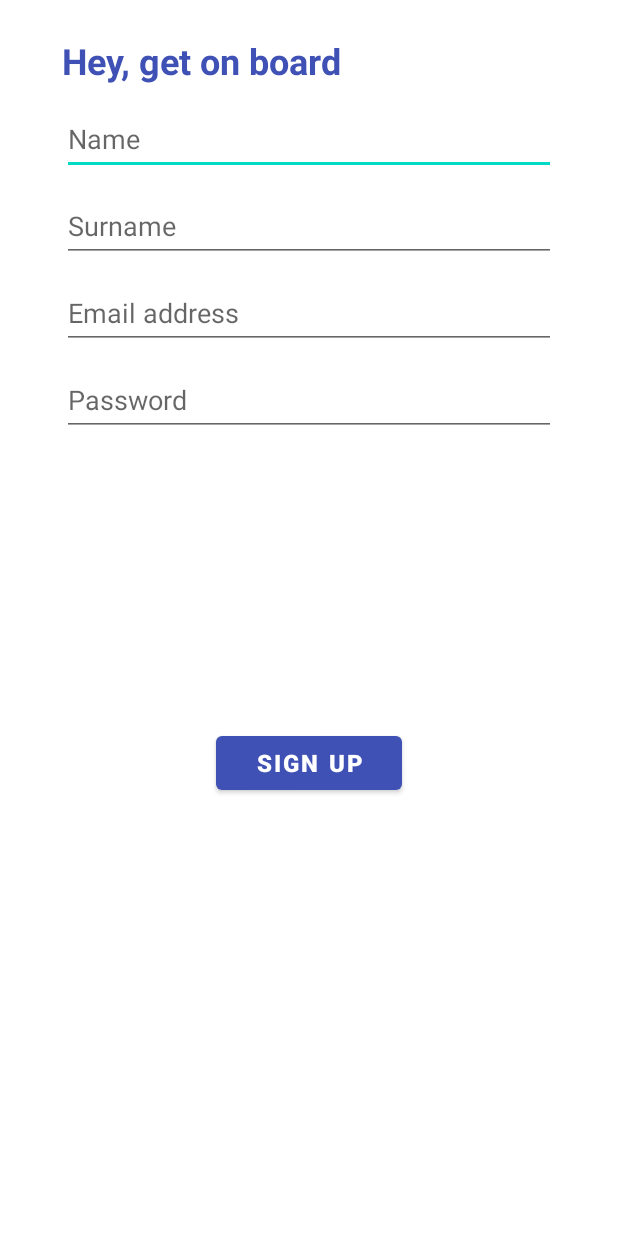
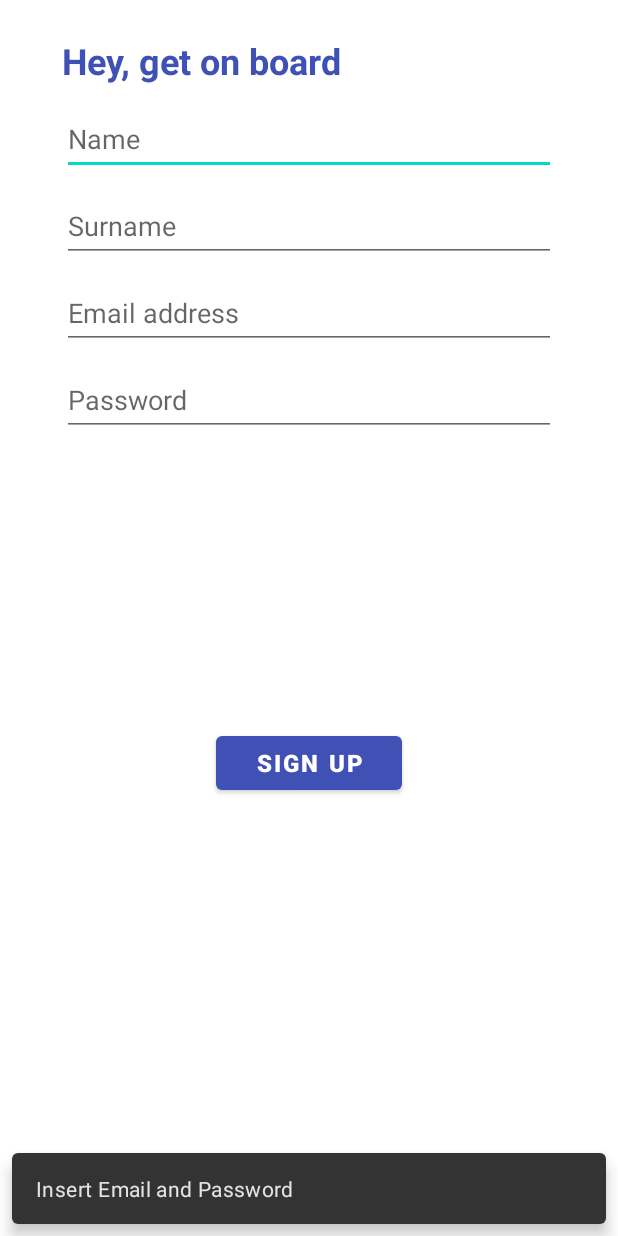
Before and after one commit to contug/G-UP, an Android app: the fragment RegisterFragment shown on its own in the app's theme, after a tap on "SIGN UP", on a phone screen of 412 x 824 dp. Run offline under Robolectric (Android 15) with nearby library versions, the phone set to English and light mode, and no system bars; our stand-ins replace Firebase (no records; nobody signed in at launch, a user with empty details on screens opened directly); 4 statements that could not run were skipped.

Commit message:
Complete Authentication with Email implementation
Completed signInWithEmail and signUpWithEmail logic.

```diff
--- a/app/src/main/AndroidManifest.xml
+++ b/app/src/main/AndroidManifest.xml
@@ -24,7 +24,8 @@
 
         <activity
             android:name=".ui.authentication.AuthenticationActivity"
-            android:exported="false"/>
+            android:exported="false"
+            android:noHistory="true"/>
 
         <activity
             android:name=".ui.main.CreateGroupActivity"
--- a/app/src/main/java/it/unimib/gup/ui/authentication/AuthenticationActivity.java
+++ b/app/src/main/java/it/unimib/gup/ui/authentication/AuthenticationActivity.java
@@ -68,8 +68,6 @@ public class AuthenticationActivity extends AppCompatActivity {
         google.animate().translationY(0).alpha(1).setDuration(1000).setStartDelay(300).start();
         twitter.animate().translationY(0).alpha(1).setDuration(1000).setStartDelay(400).start();
 
-
-
     }
 
 
--- a/app/src/main/java/it/unimib/gup/ui/authentication/RegisterFragment.java
+++ b/app/src/main/java/it/unimib/gup/ui/authentication/RegisterFragment.java
@@ -7,7 +7,6 @@ import androidx.annotation.Nullable;
 import androidx.fragment.app.Fragment;
 import androidx.lifecycle.Observer;
 import androidx.lifecycle.ViewModelProvider;
-import androidx.navigation.Navigation;
 
 import android.view.LayoutInflater;
 import android.view.View;
@@ -15,6 +14,7 @@ import android.view.ViewGroup;
 import android.widget.Button;
 import android.widget.EditText;
 
+import com.google.android.material.floatingactionbutton.FloatingActionButton;
 import com.google.android.material.snackbar.Snackbar;
 
 import it.unimib.gup.R;
@@ -44,14 +44,14 @@ public class RegisterFragment extends Fragment {
     public View onCreateView(LayoutInflater inflater, ViewGroup container,
                              Bundle savedInstanceState) {
         // Inflate the layout for this fragment
-        View view = inflater.inflate(R.layout.fragment_register, container, false);
+        View root = inflater.inflate(R.layout.fragment_register, container, false);
 
-        final EditText editTextName = view.findViewById(R.id.name);
-        final EditText editTextSurname = view.findViewById(R.id.surname);
-        final EditText editTextEmail = view.findViewById(R.id.email_reg);
-        final EditText editTextPassword = view.findViewById(R.id.password_reg);
+        final EditText editTextName = root.findViewById(R.id.name);
+        final EditText editTextSurname = root.findViewById(R.id.surname);
+        final EditText editTextEmail = root.findViewById(R.id.email_reg);
+        final EditText editTextPassword = root.findViewById(R.id.password_reg);
 
-        final Button buttonRegister = view.findViewById(R.id.button_sign_up);
+        final Button buttonRegister = root.findViewById(R.id.button_sign_up);
 
         // The Observer associated with the LiveData AuthenticationResponse
         final Observer<AuthenticationResponse> observer = new Observer<AuthenticationResponse>() {
@@ -79,7 +79,7 @@ public class RegisterFragment extends Fragment {
             }
         });
 
-        return view;
+        return root;
     }
 
     /**
@@ -87,7 +87,28 @@ public class RegisterFragment extends Fragment {
      * @param message The warning message to be shown in the Snackbar.
      */
     private void updateUIForFailure(String message) {
-        Snackbar.make(requireActivity().findViewById(android.R.id.content), message, Snackbar.LENGTH_SHORT).show();
+        final FloatingActionButton buttonGoogle = requireActivity().findViewById(R.id.fab_google);
+        final FloatingActionButton buttonFacebook = requireActivity().findViewById(R.id.fab_facebook);
+        final FloatingActionButton buttonTwitter = requireActivity().findViewById(R.id.fab_twitter);
+
+        final Snackbar snack = Snackbar.make(requireActivity().findViewById(android.R.id.content), message, Snackbar.LENGTH_SHORT);
+
+        snack.addCallback(new Snackbar.Callback() {
+            @Override
+            public void onDismissed(Snackbar snackbar, int event) {
+                buttonFacebook.setVisibility(View.VISIBLE);
+                buttonGoogle.setVisibility(View.VISIBLE);
+                buttonTwitter.setVisibility((View.VISIBLE));
+            }
+            @Override
+            public void onShown(Snackbar snackbar) {
+                buttonFacebook.setVisibility(View.INVISIBLE);
+                buttonGoogle.setVisibility(View.INVISIBLE);
+                buttonTwitter.setVisibility((View.INVISIBLE));
+            }
+        });
+
+        snack.show();
         mUserViewModel.clear();
     }
 }
--- a/app/src/main/java/it/unimib/gup/ui/authentication/UserViewModel.java
+++ b/app/src/main/java/it/unimib/gup/ui/authentication/UserViewModel.java
@@ -24,7 +24,7 @@ public class UserViewModel extends AndroidViewModel {
         this.mUserRepository = new UserRepository(application);
     }
 
-    public MutableLiveData<AuthenticationResponse> signInWithEmail(String name, String surname, String email, String password) {
+    public MutableLiveData<AuthenticationResponse> signInWithEmail(String email, String password) {
         mAuthenticationResponseLiveData = mUserRepository.signInWithEmail(email, password);
         return mAuthenticationResponseLiveData;
     }
--- a/app/src/main/res/layout/activity_main.xml
+++ b/app/src/main/res/layout/activity_main.xml
@@ -10,7 +10,7 @@
         android:id="@+id/toolbar_main"
         android:layout_width="match_parent"
         android:layout_height="wrap_content"
-        android:background="#29ABE2"
+        android:background="?attr/colorPrimary"
         android:minHeight="?attr/actionBarSize"
         android:theme="@style/ThemeOverlay.AppCompat.Dark.ActionBar"
         app:layout_constraintEnd_toEndOf="parent"
@@ -53,7 +53,6 @@
         android:layout_width="match_parent"
         android:layout_height="wrap_content"
         app:itemIconSize="32dp"
-        app:itemIconTint="@color/gup_color"
         app:labelVisibilityMode="unlabeled"
         app:layout_constraintBottom_toBottomOf="parent"
         app:layout_constraintEnd_toEndOf="parent"
--- a/app/src/main/res/values/strings.xml
+++ b/app/src/main/res/values/strings.xml
@@ -50,5 +50,6 @@
     <string name="surname">Surname</string>
     <string name="sign_up">Sign Up</string>
     <string name="or_you_can_also">Or you can also</string>
-    <string name="registration_failure">An error occurred</string>
+    <string name="authentication_failure">An error occurred</string>
+    <string name="invalid_auth_input">Insert Email and Password</string>
 </resources>
```
Also changed, not shown: app/src/main/java/it/unimib/gup/repository/UserRepository.java (+40 -5 lines), app/src/main/java/it/unimib/gup/ui/authentication/LoginFragment.java (+79 -22 lines).
